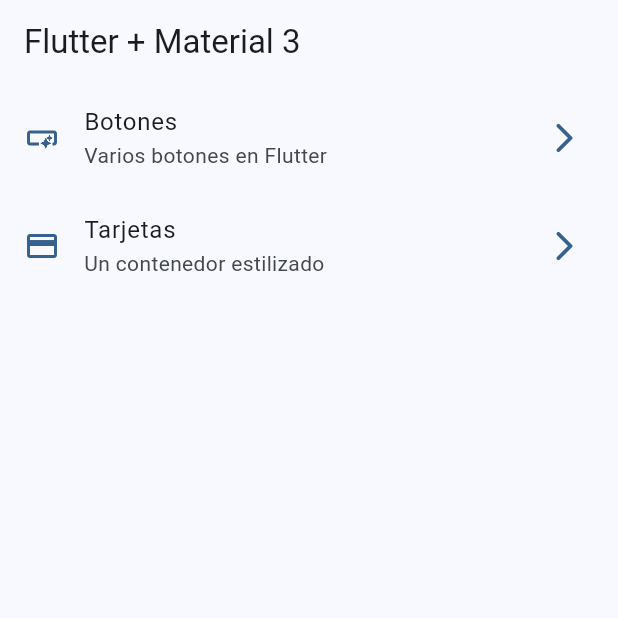
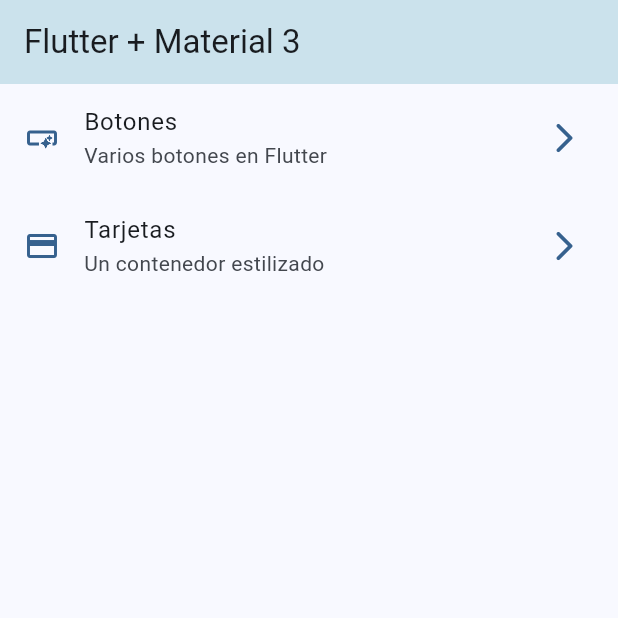
Before and after one commit to Oved/WidgetsApp, a Flutter app: the screen it shows after launch, on a phone screen of 412 x 824 dp, the top half of it. Run offline on Flutter 3.47's test engine with Material 2 defaults, Android fonts, the phone set to English and light mode, and no system bars; our stand-ins replace go_router.

Commit message:
Rutas con nombre implementado

```diff
--- a/lib/config/router/app_router.dart
+++ b/lib/config/router/app_router.dart
@@ -5,14 +5,17 @@ final appRouter = GoRouter(
   routes: [
     GoRoute(
       path: '/',
+      name: HomeScreen.name,
       builder: (context, state) => const HomeScreen(),
     ),
     GoRoute(
       path: '/buttons',
+      name: ButtonsScreen.name,
       builder: (context, state) => const ButtonsScreen(),
     ),
     GoRoute(
       path: '/cards',
+      name: CardsScreen.name,
       builder: (context, state) => const CardsScreen(),
     ),
   ],
--- a/lib/config/theme/app_theme.dart
+++ b/lib/config/theme/app_theme.dart
@@ -1,6 +1,6 @@
 import 'package:flutter/material.dart';
 
-const colorList = [
+const colorList = <Color>[
   Colors.blue,
   Colors.teal,
   Colors.green,
@@ -23,5 +23,6 @@ class AppTheme {
   ThemeData getTheme() => ThemeData(
       useMaterial3: true,
       colorSchemeSeed: colorList[selectedColor],
-      appBarTheme: const AppBarTheme(centerTitle: false));
+      appBarTheme: const AppBarTheme(
+          centerTitle: false, color: Color.fromARGB(255, 203, 226, 236)));
 }
--- a/lib/presentation/screens/buttons/buttons_screen.dart
+++ b/lib/presentation/screens/buttons/buttons_screen.dart
@@ -1,6 +1,7 @@
 import 'package:flutter/material.dart';
 
 class ButtonsScreen extends StatelessWidget {
+  static const String name = 'buttons_screen';
   const ButtonsScreen({super.key});
 
   @override
--- a/lib/presentation/screens/cards/cards_screen.dart
+++ b/lib/presentation/screens/cards/cards_screen.dart
@@ -1,6 +1,7 @@
 import 'package:flutter/material.dart';
 
 class CardsScreen extends StatelessWidget {
+  static const String name = 'cards_screen';
   const CardsScreen({super.key});
 
   @override
--- a/lib/presentation/screens/home/home_screen.dart
+++ b/lib/presentation/screens/home/home_screen.dart
@@ -6,6 +6,7 @@ import 'package:widgets_app/presentation/screens/cards/cards_screen.dart';
 import '../../../config/menu/menu_items.dart';
 
 class HomeScreen extends StatelessWidget {
+  static const String name = 'home_screen';
   const HomeScreen({super.key});
 
   @override
@@ -60,6 +61,7 @@ class _CustomListTile extends StatelessWidget {
         // Navigator.of(context).push(
         //     MaterialPageRoute(builder: (context) => const ButtonsScreen()));  /Una manera de navegar entre screens
         // Navigator.pushNamed(context, menuItem.link);  //Otra manera de nevegar entre screens
+        //  context.pushNamed(CardsScreen.name);
         context.push(menuItem.link);
       },
     );
```
